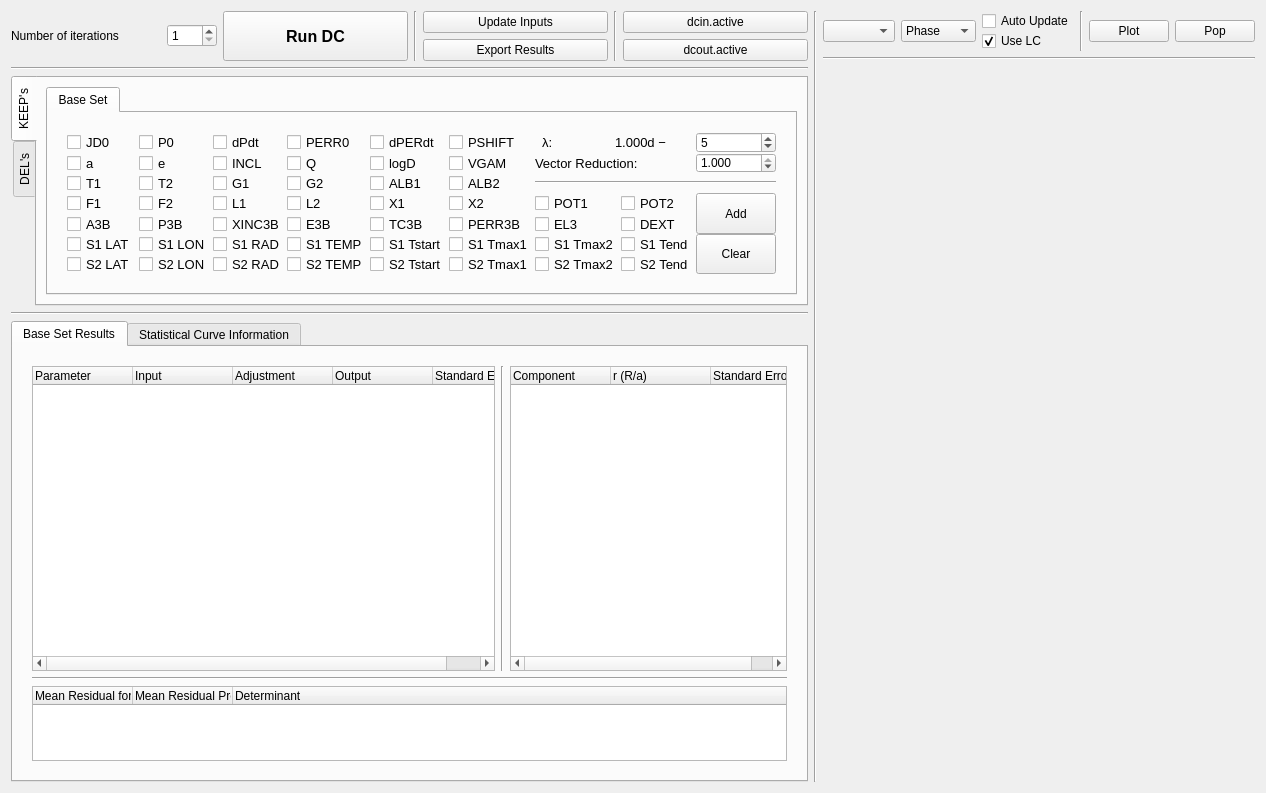
Old version of the form resources/dcwidget.ui in the repository Varnani/PyWD2015.
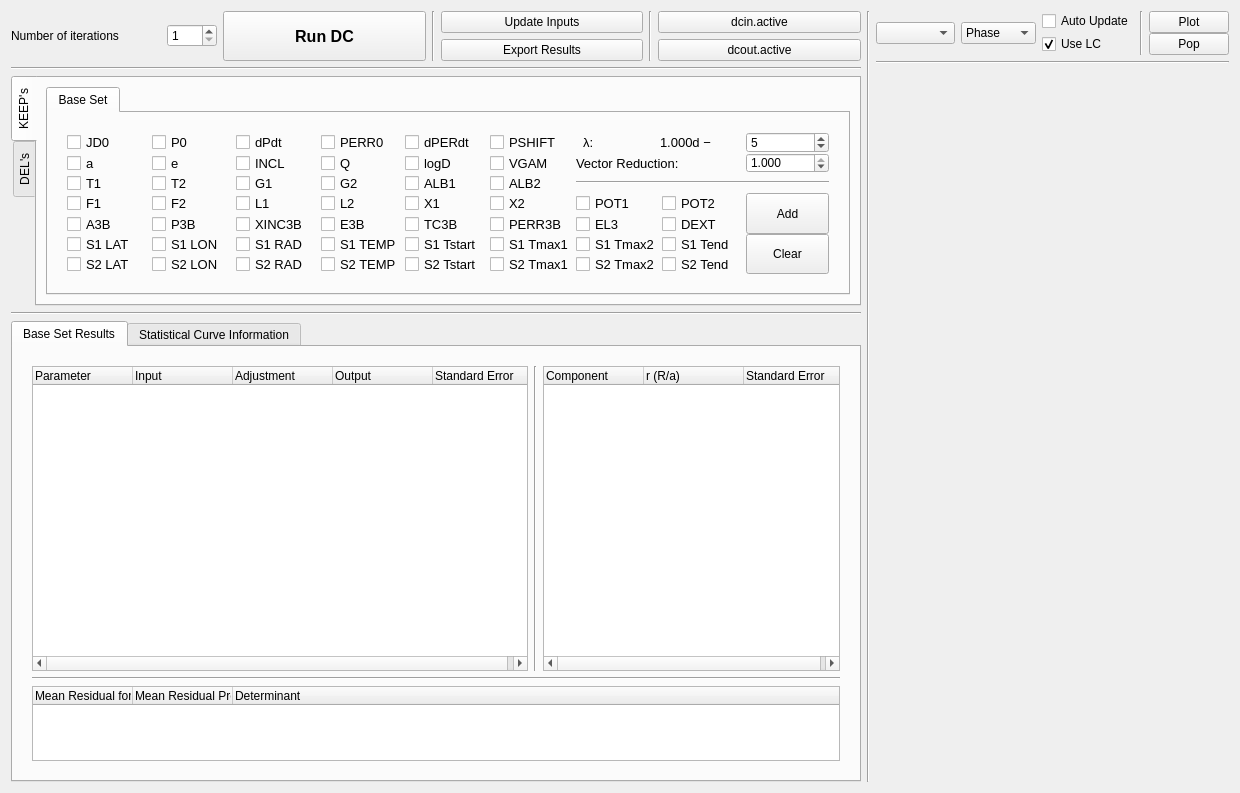
New version of the form.

Patch:
```diff
--- a/resources/dcwidget.ui
+++ b/resources/dcwidget.ui
@@ -6,7 +6,7 @@
    <rect>
     <x>0</x>
     <y>0</y>
-    <width>1203</width>
+    <width>1240</width>
     <height>793</height>
    </rect>
   </property>
@@ -2221,19 +2221,6 @@
            </property>
           </widget>
          </item>
-         <item row="0" column="5" rowspan="2">
-          <widget class="QPushButton" name="popmain_btn">
-           <property name="maximumSize">
-            <size>
-             <width>100</width>
-             <height>16777215</height>
-            </size>
-           </property>
-           <property name="text">
-            <string>Pop</string>
-           </property>
-          </widget>
-         </item>
          <item row="0" column="2">
           <widget class="QCheckBox" name="autoupdate_chk">
            <property name="maximumSize">
@@ -2247,7 +2234,20 @@
            </property>
           </widget>
          </item>
-         <item row="0" column="0" rowspan="2">
+         <item row="2" column="4">
+          <widget class="QPushButton" name="popmain_btn">
+           <property name="maximumSize">
+            <size>
+             <width>100</width>
+             <height>16777215</height>
+            </size>
+           </property>
+           <property name="text">
+            <string>Pop</string>
+           </property>
+          </widget>
+         </item>
+         <item row="0" column="0" rowspan="3">
           <widget class="QComboBox" name="data_combobox">
            <property name="sizePolicy">
             <sizepolicy hsizetype="Expanding" vsizetype="Fixed">
@@ -2257,8 +2257,14 @@
            </property>
           </widget>
          </item>
-         <item row="0" column="1" rowspan="2">
+         <item row="0" column="1" rowspan="3">
           <widget class="QComboBox" name="time_combobox">
+           <property name="sizePolicy">
+            <sizepolicy hsizetype="Minimum" vsizetype="Fixed">
+             <horstretch>0</horstretch>
+             <verstretch>0</verstretch>
+            </sizepolicy>
+           </property>
            <property name="minimumSize">
             <size>
              <width>75</width>
@@ -2283,7 +2289,7 @@
            </item>
           </widget>
          </item>
-         <item row="1" column="2">
+         <item row="2" column="2">
           <widget class="QCheckBox" name="uselc_chk">
            <property name="maximumSize">
             <size>
@@ -2307,7 +2313,7 @@
            </property>
           </widget>
          </item>
-         <item row="0" column="3" rowspan="2">
+         <item row="0" column="3" rowspan="3">
           <widget class="Line" name="line_11">
            <property name="orientation">
             <enum>Qt::Vertical</enum>
```
